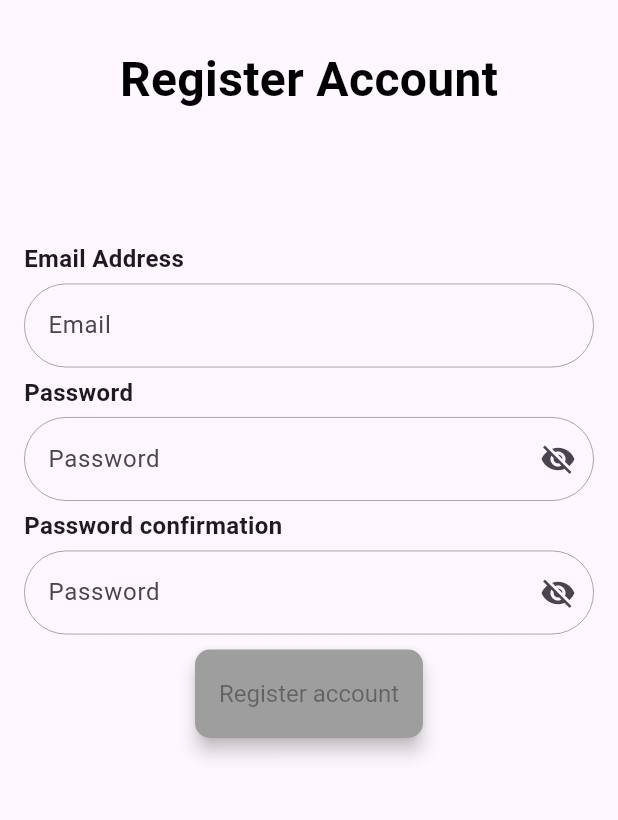
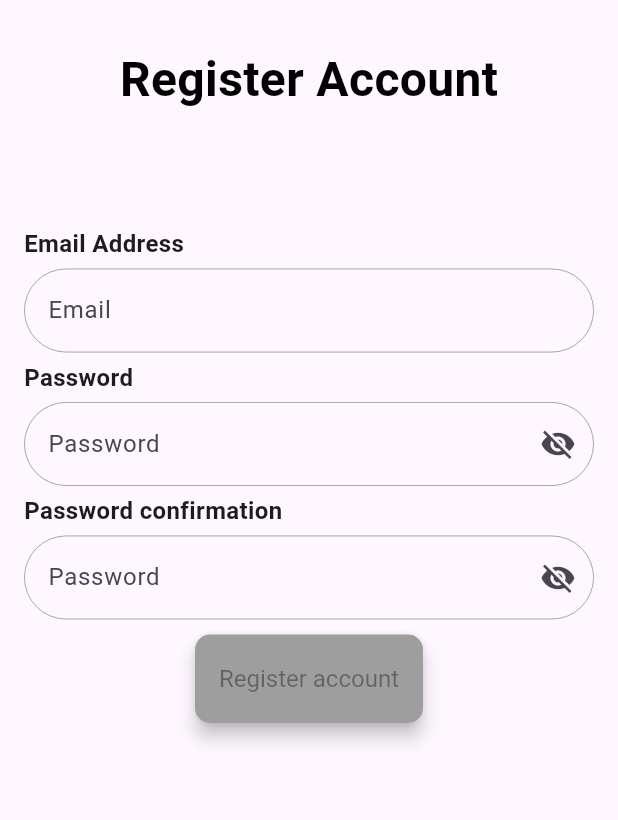
Before and after one commit to caiobribeiro/keener-notes, a Flutter app: the screen it shows after launch, on a phone screen of 412 x 824 dp, the part 63-883 px from its top. Run offline on Flutter 3.47's test engine with Material 3 defaults, Android fonts, the light colour scheme and no system bars; our stand-ins replace firebase_auth, firebase_core, flutter_mobx, flutter_modular, mobx; accounts and stored records are empty; generated files the repository leaves out were written again.

Commit message:
feat(signup_module): registerAccount function implemented

```diff
--- a/lib/app/modules/signup/signup_page.dart
+++ b/lib/app/modules/signup/signup_page.dart
@@ -42,6 +42,8 @@ class _SignupPageState extends State<SignupPage> {
         child: Column(
           children: [
             const Center(
+              child: Padding(
+                padding: EdgeInsets.only(bottom: 70),
                 child: Text(
                   'Register Account',
                   style: TextStyle(
@@ -51,8 +53,6 @@ class _SignupPageState extends State<SignupPage> {
                   ),
                 ),
               ),
-            const SizedBox(
-              height: 80,
             ),
             SizedBox(
               width: 400,
@@ -91,10 +91,16 @@ class _SignupPageState extends State<SignupPage> {
                     child: Observer(builder: (_) {
                       return Column(
                         children: [
+                          if (store.responseWarning != '') ...[
+                            Padding(
+                              padding: const EdgeInsets.all(10),
+                              child: Text(store.responseWarning),
+                            )
+                          ],
                           CustomButtonWidget(
                             isValid: store.isFormCorrect,
                             text: 'Register account',
-                            onPressed: () {},
+                            onPressed: store.registerAccount,
                           ),
                         ],
                       );
```
Also changed, not shown: lib/app/modules/signup/signup_store.dart (+19 -0 lines), lib/app/modules/signup/signup_store.g.dart. Lines whose indentation alone changed are shown as unchanged.
